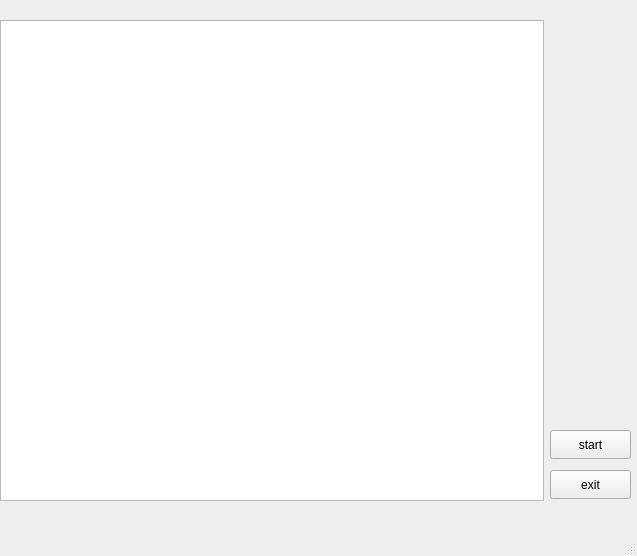
This is mainwindow.ui in OstrovskyAndriy/screener as Qt 5 draws it before an edit. The edited form follows.
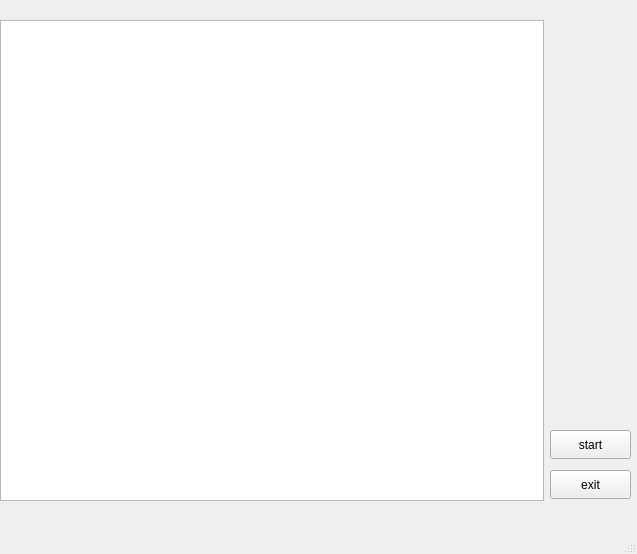
This is the edited form. Icons and pictures are not drawn.

Commit message: small changes in the constructor and table output

The edit to the form file:
```diff
--- a/mainwindow.ui
+++ b/mainwindow.ui
@@ -7,7 +7,7 @@
     <x>0</x>
     <y>0</y>
     <width>637</width>
-    <height>556</height>
+    <height>554</height>
    </rect>
   </property>
   <property name="windowTitle">
```
The commit also changes 1 other file.
